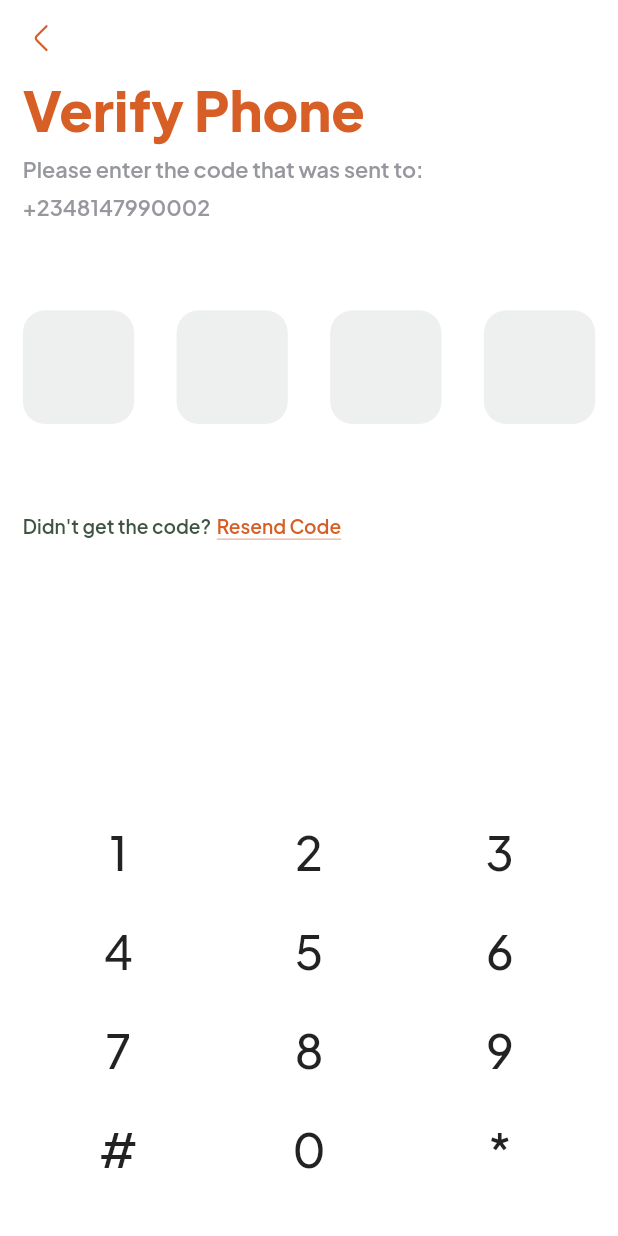
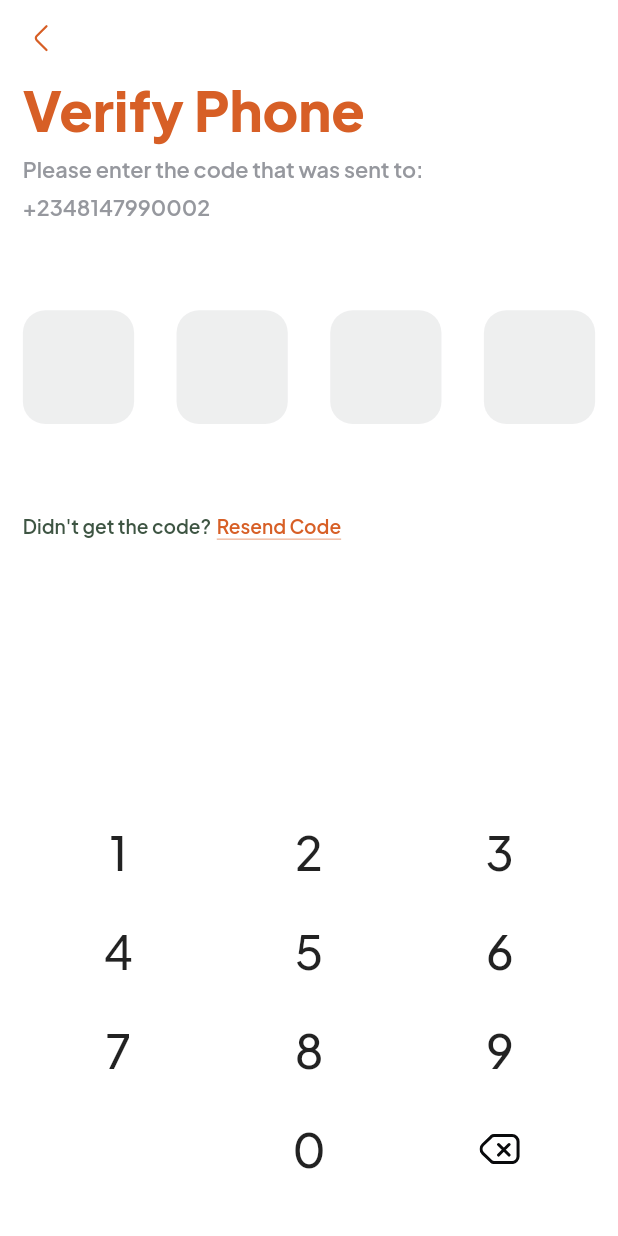
Before and after one commit to UcheAzubuko/floatr-v1, a Flutter app: the VerifyPhoneScreen screen opened by its route, on a phone screen of 412 x 824 dp. Run offline on Flutter 3.47's test engine with Material 2 defaults, Android fonts, the phone set to English and light mode, and no system bars; drawn by our look-alikes of otp_text_field; our stand-ins replace dotted_border, flutter_svg, get_it, google_fonts, smooth_page_indicator.

Commit message:
update: modified keyboard to accomodate custom keys

```diff
--- a/lib/app/widgets/custom_keyboard.dart
+++ b/lib/app/widgets/custom_keyboard.dart
@@ -1,6 +1,7 @@
 import 'package:floatr/app/extensions/sized_context.dart';
 import 'package:floatr/core/utils/app_colors.dart';
 import 'package:flutter/material.dart';
+import 'package:flutter_svg/svg.dart';
 import 'package:otp_text_field/otp_field.dart';
 import 'package:provider/provider.dart';
 
@@ -100,6 +101,7 @@ class CustomKeyboard extends StatelessWidget {
               KeyboardKey(
                 onTap: () => keyboardProvider.compose('#'),
                 keyValue: '#',
+                customizeKey: true,
               ),
 
               // 0
@@ -108,10 +110,12 @@ class CustomKeyboard extends StatelessWidget {
                 keyValue: '0',
               ),
 
-              // *
+              // clear
               KeyboardKey(
                 onTap: () => keyboardProvider.clearAll(),
                 keyValue: '*',
+                customizeKey: true,
+                widget: SizedBox(child: SvgPicture.asset('assets/icons/outline/clear.svg'),),
               ),
             ],
           ),
@@ -124,9 +128,15 @@ class CustomKeyboard extends StatelessWidget {
 class KeyboardKey extends StatelessWidget {
   final Function onTap;
   final String keyValue;
+  final bool customizeKey;
+  final Widget widget;
 
   // ignore: use_key_in_widget_constructors
-  const KeyboardKey({required this.onTap, required this.keyValue});
+  const KeyboardKey(
+      {required this.onTap,
+      required this.keyValue,
+      this.customizeKey = false,
+      this.widget = const SizedBox(width: 10)});
 
   @override
   Widget build(BuildContext context) {
@@ -137,11 +147,13 @@ class KeyboardKey extends StatelessWidget {
       child: SizedBox(
         width: context.widthPx * 0.1,
         child: Center(
-          child: AppText(
-            text: keyValue,
-            fontWeight: FontWeight.w500,
-            size: context.widthPx * 0.075,
-          ),
+          child: customizeKey
+              ? widget
+              : AppText(
+                  text: keyValue,
+                  fontWeight: FontWeight.w500,
+                  size: context.widthPx * 0.075,
+                ),
         ),
       ),
     );
```
Also changed, not shown: assets/icons/outline/clear.svg (added).
